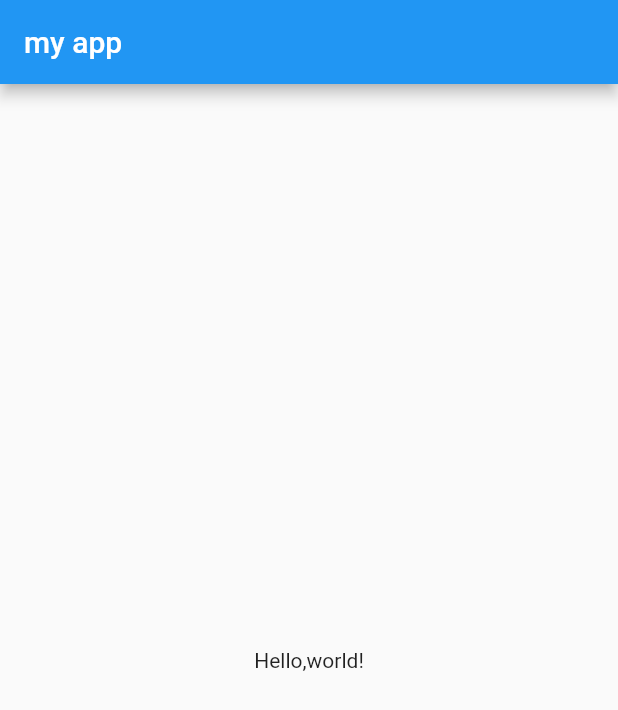
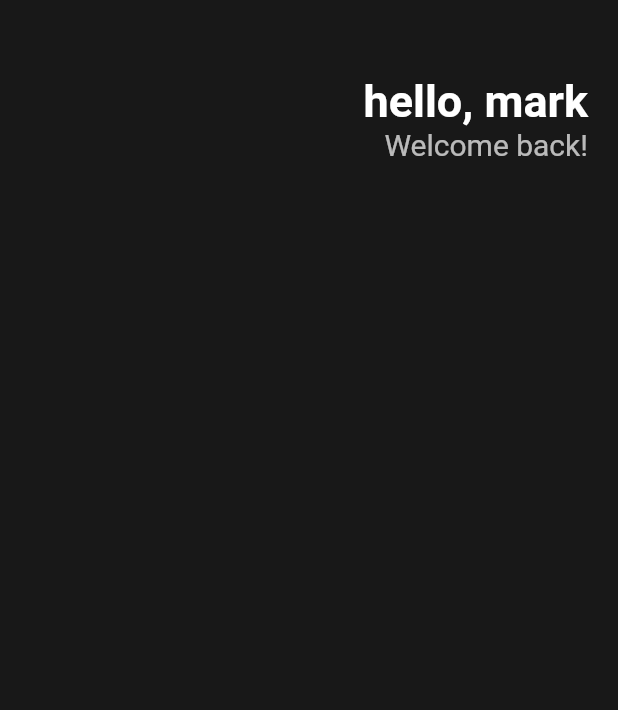
Before and after one commit to seondays/toonflix, a Flutter app: the screen it shows after launch, on a phone screen of 412 x 824 dp. Shown: the top 710 px of the screen. Run offline on Flutter 3.47's test engine with Material 2 defaults, Android fonts, the phone set to English and light mode, and no system bars.

Commit message:
feat : 3-1 강의 Header

```diff
--- a/lib/main.dart
+++ b/lib/main.dart
@@ -1,18 +1,55 @@
 import 'package:flutter/material.dart';
 
 void main() {
+  // runApp은 위젯을 구동시켜서 사용자에게 보여준다. 즉 파라미터는 위젯 타입이어야 한다.
   runApp(App());
 }
 
+//App이라는 위젯을 정의한다. StatelessWidget을 상속하여 일반 클래스인 App가 위젯이 되었다.
 class App extends StatelessWidget {
+  // StatelessWidget은 내부에 build라는 메서드가 필수이다.
   @override
   Widget build(BuildContext context) {
+    // return타입이 위젯이기 때문에 기초 바탕이 되는 위젯인 MaterialApp을 return한다 (MaterialApp은 구글 기반이다.)
     return MaterialApp(
+      //위젯 내부의 속성들 중 필요한 것들을 사용한다.
       home: Scaffold(
-        appBar: AppBar(
-          title: Text("my app"),
+        backgroundColor: Color(0xFF181818),
+        body: Padding(
+          padding: EdgeInsets.symmetric(horizontal: 20),
+          child: Column(
+            children: [
+              SizedBox(
+                height: 50,
+              ),
+              Row(
+                mainAxisAlignment: MainAxisAlignment.end,
+                children: [
+                  Column(
+                    crossAxisAlignment: CrossAxisAlignment.end,
+                    children: [
+                      Text(
+                        "hello, mark",
+                        style: TextStyle(
+                          color: Colors.white,
+                          fontSize: 30,
+                          fontWeight: FontWeight.bold,
+                        ),
+                      ),
+                      Text(
+                        "Welcome back!",
+                        style: TextStyle(
+                          color: Colors.white.withOpacity(0.7),
+                          fontSize: 20,
+                        ),
+                      ),
+                    ],
+                  )
+                ],
+              )
+            ],
+          ),
         ),
-        body: Center(child: Text("Hello,world!")),
       ),
     );
   }
```
